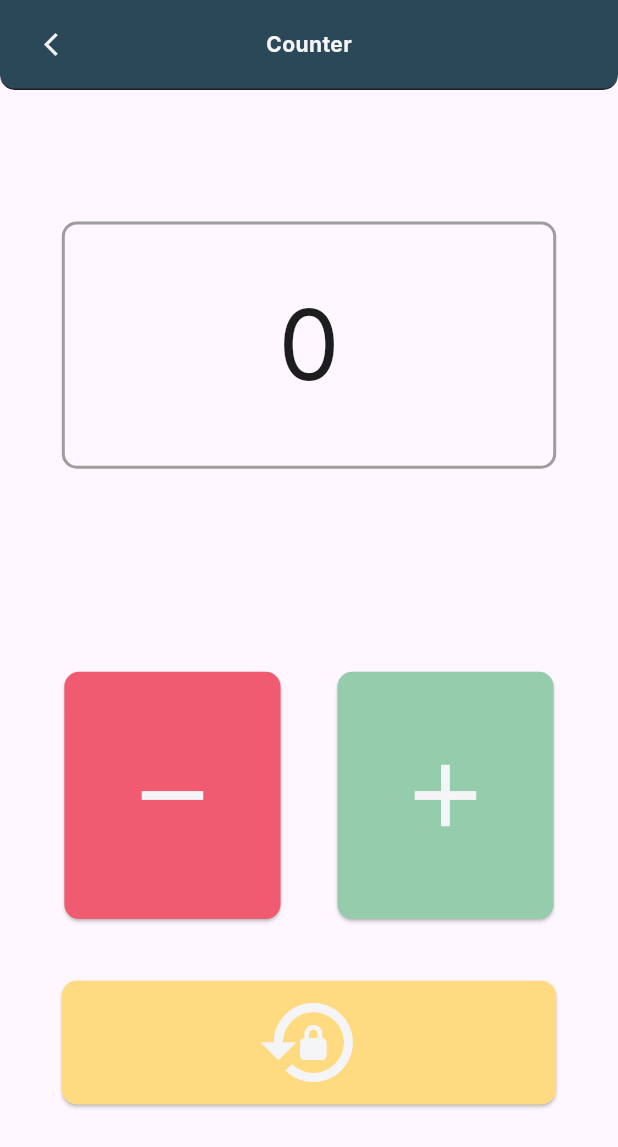
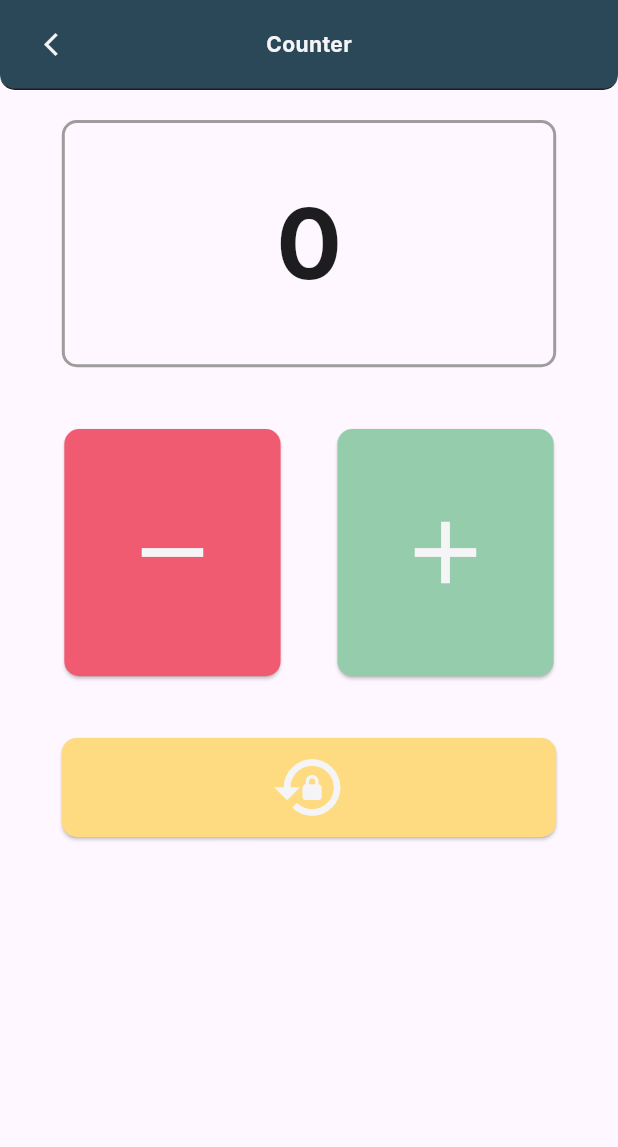
Before and after one commit to GaboLozaLucero/bloc_examples, a Flutter app: the CounterView screen opened directly, on a phone screen of 412 x 824 dp. Shown: the top 1147 px of the screen. Run offline on Flutter 3.47's test engine with Material 3 defaults, Android fonts, the phone set to English and light mode, and no system bars; our stand-ins replace bloc, flutter_bloc, google_fonts.

Commit message:
counter page style changed

```diff
--- a/lib/features/counter/view/counter_view.dart
+++ b/lib/features/counter/view/counter_view.dart
@@ -17,7 +17,7 @@ class CounterView extends StatelessWidget {
       body: Padding(
         padding: const EdgeInsets.symmetric(vertical: 20.0, horizontal: 5.0),
         child: Column(
-          mainAxisAlignment: MainAxisAlignment.spaceAround,
+          mainAxisAlignment: MainAxisAlignment.start,
           children: [
             BlocBuilder<CounterCubit, int>(builder: (context, state) {
               return Container(
@@ -30,9 +30,10 @@ class CounterView extends StatelessWidget {
                   child: Center(
                       child: Text(
                     "$state",
-                    style: const TextStyle(fontSize: 65.0, color: black),
+                    style: const TextStyle(fontSize: 65.0, color: black, fontWeight: FontWeight.bold),
                   )));
             }),
+            SizedBox(height: MediaQuery.of(context).size.height*0.05,),
             Column(
               children: [
                 Row(
@@ -83,7 +84,7 @@ class CounterView extends StatelessWidget {
                 SizedBox(height: MediaQuery.of(context).size.height*0.05,),
                 SizedBox(
                   width: MediaQuery.of(context).size.width * 0.8,
-                  height: MediaQuery.of(context).size.height * 0.1,
+                  height: MediaQuery.of(context).size.height * 0.08,
                   child: ElevatedButton(
                     onPressed: () {
                       context.read<CounterCubit>().reset();
@@ -97,7 +98,7 @@ class CounterView extends StatelessWidget {
                     child: const Icon(
                       Icons.lock_reset,
                       color: Color(0xFFF5F5F7),
-                      size: 70.0,
+                      size: 50.0,
                     ),
                   ),
                 )
```
